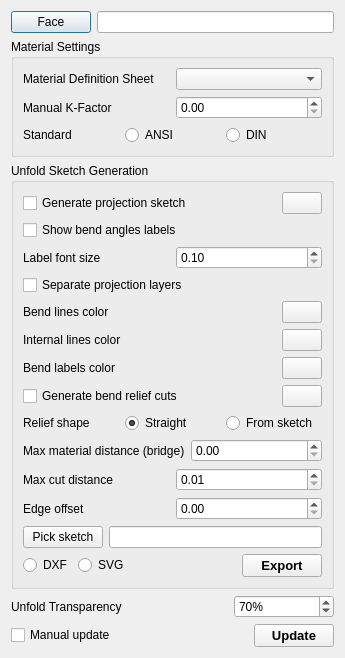
Qt form Resources/panels/UnfoldOptions.ui (shaise/FreeCAD_SheetMetal) before a commit.
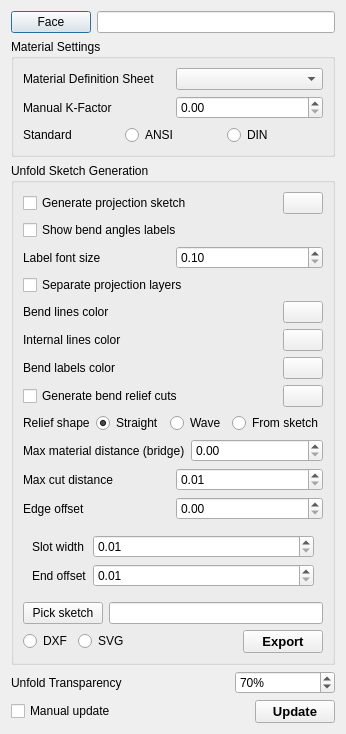
The same form after that commit. Icons and pictures are not drawn. Custom widgets are drawn as their Qt base class.

Commit message:
Add wave cut functionality (#625)
* Add wave cut functionality

* Add forgotten translate

The edit to the form file:
```diff
--- a/Resources/panels/UnfoldOptions.ui
+++ b/Resources/panels/UnfoldOptions.ui
@@ -362,6 +362,19 @@
                 </attribute>
                </widget>
               </item>
+              <item>
+               <widget class="QRadioButton" name="radioWaveCut">
+                <property name="text">
+                 <string>Wave</string>
+                </property>
+                <property name="toolTip">
+                 <string>Closed slots for laser cutting. Bridge width stays fixed; cut length is a maximum. Bend lines and angle labels are omitted.</string>
+                </property>
+                <attribute name="buttonGroup">
+                 <string notr="true">cutShapeGroup</string>
+                </attribute>
+               </widget>
+              </item>
               <item>
                <widget class="QRadioButton" name="radioSketchCut">
                 <property name="text">
@@ -437,6 +450,46 @@
               </item>
              </layout>
             </item>
+            <item>
+             <widget class="QWidget" name="groupWaveCut" native="true">
+              <layout class="QFormLayout" name="waveCutLayout">
+               <item row="0" column="0">
+                <widget class="QLabel" name="waveGapLabel">
+                 <property name="text">
+                  <string>Slot width</string>
+                 </property>
+                </widget>
+               </item>
+               <item row="0" column="1">
+                <widget class="Gui::QuantitySpinBox" name="waveGap">
+                 <property name="minimum">
+                  <double>0.010000000000000</double>
+                 </property>
+                 <property name="unit" stdset="0">
+                  <string notr="true">mm</string>
+                 </property>
+                </widget>
+               </item>
+               <item row="1" column="0">
+                <widget class="QLabel" name="waveDepthLabel">
+                 <property name="text">
+                  <string>End offset</string>
+                 </property>
+                </widget>
+               </item>
+               <item row="1" column="1">
+                <widget class="Gui::QuantitySpinBox" name="waveDepth">
+                 <property name="minimum">
+                  <double>0.010000000000000</double>
+                 </property>
+                 <property name="unit" stdset="0">
+                  <string notr="true">mm</string>
+                 </property>
+                </widget>
+               </item>
+              </layout>
+             </widget>
+            </item>
             <item>
              <widget class="QWidget" name="groupCutShape" native="true">
               <layout class="QHBoxLayout" name="horizontalLayout_18">
```
The commit also changes 4 other files.
